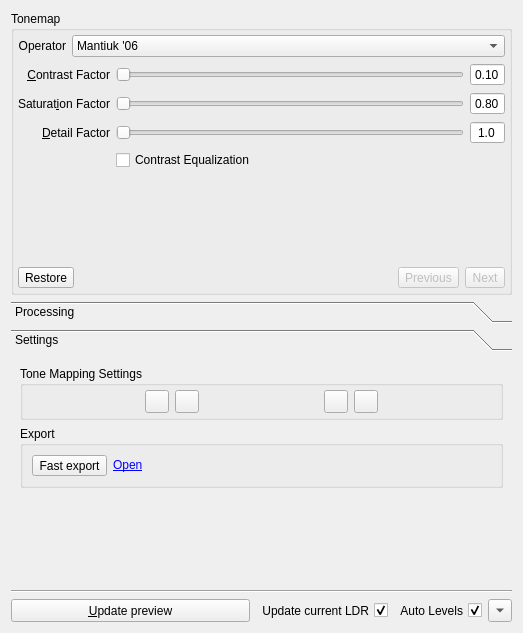
Old version of the form src/TonemappingPanel/TonemappingPanel.ui in the repository LuminanceHDR/LuminanceHDR.
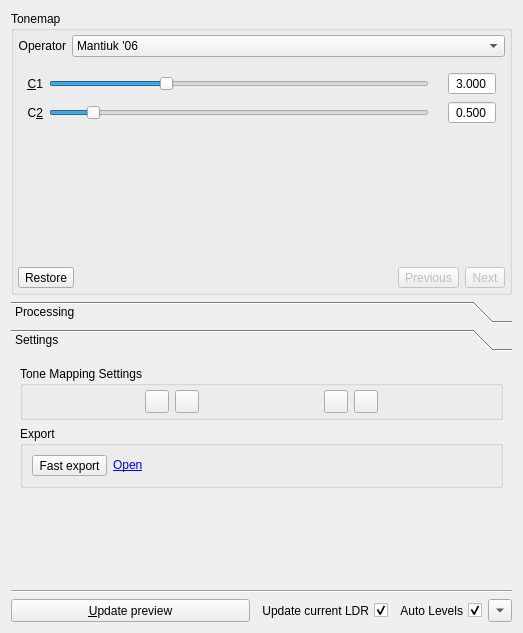
New version of the form. The open tabs and pages were chosen to show the change. Icons and pictures are not drawn.

Commit message: [TonemappingOperators]: add new tmo kimkautz

```diff
--- a/src/TonemappingPanel/TonemappingPanel.ui
+++ b/src/TonemappingPanel/TonemappingPanel.ui
@@ -3174,6 +3174,188 @@
           </item>
          </layout>
         </widget>
+        <widget class="QWidget" name="page_kimkautz">
+         <layout class="QGridLayout" name="gridLayout_32">
+          <item row="0" column="0">
+           <widget class="QLabel" name="label_saturation_5">
+            <property name="sizePolicy">
+             <sizepolicy hsizetype="Minimum" vsizetype="Minimum">
+              <horstretch>0</horstretch>
+              <verstretch>0</verstretch>
+             </sizepolicy>
+            </property>
+            <property name="minimumSize">
+             <size>
+              <width>0</width>
+              <height>0</height>
+             </size>
+            </property>
+            <property name="maximumSize">
+             <size>
+              <width>16777215</width>
+              <height>16777215</height>
+             </size>
+            </property>
+            <property name="text">
+             <string>&amp;C1</string>
+            </property>
+            <property name="alignment">
+             <set>Qt::AlignRight|Qt::AlignTrailing|Qt::AlignVCenter</set>
+            </property>
+            <property name="wordWrap">
+             <bool>true</bool>
+            </property>
+            <property name="buddy">
+             <cstring>chromaticAdaptSlider</cstring>
+            </property>
+           </widget>
+          </item>
+          <item row="0" column="1">
+           <widget class="QSlider" name="kimkautzC1Slider">
+            <property name="sizePolicy">
+             <sizepolicy hsizetype="MinimumExpanding" vsizetype="Minimum">
+              <horstretch>0</horstretch>
+              <verstretch>0</verstretch>
+             </sizepolicy>
+            </property>
+            <property name="cursor">
+             <cursorShape>PointingHandCursor</cursorShape>
+            </property>
+            <property name="maximum">
+             <number>10000</number>
+            </property>
+            <property name="value">
+             <number>3000</number>
+            </property>
+            <property name="orientation">
+             <enum>Qt::Horizontal</enum>
+            </property>
+           </widget>
+          </item>
+          <item row="0" column="3">
+           <widget class="QDoubleSpinBox" name="kimkautzC1Dsb">
+            <property name="alignment">
+             <set>Qt::AlignCenter</set>
+            </property>
+            <property name="buttonSymbols">
+             <enum>QAbstractSpinBox::NoButtons</enum>
+            </property>
+            <property name="decimals">
+             <number>3</number>
+            </property>
+            <property name="minimum">
+             <double>0.001000000000000</double>
+            </property>
+            <property name="maximum">
+             <double>10.000000000000000</double>
+            </property>
+            <property name="singleStep">
+             <double>0.100000000000000</double>
+            </property>
+            <property name="value">
+             <double>3.000000000000000</double>
+            </property>
+           </widget>
+          </item>
+          <item row="1" column="0">
+           <widget class="QLabel" name="label_saturation_6">
+            <property name="sizePolicy">
+             <sizepolicy hsizetype="Minimum" vsizetype="Minimum">
+              <horstretch>0</horstretch>
+              <verstretch>0</verstretch>
+             </sizepolicy>
+            </property>
+            <property name="minimumSize">
+             <size>
+              <width>0</width>
+              <height>0</height>
+             </size>
+            </property>
+            <property name="maximumSize">
+             <size>
+              <width>16777215</width>
+              <height>16777215</height>
+             </size>
+            </property>
+            <property name="text">
+             <string>C&amp;2</string>
+            </property>
+            <property name="alignment">
+             <set>Qt::AlignRight|Qt::AlignTrailing|Qt::AlignVCenter</set>
+            </property>
+            <property name="wordWrap">
+             <bool>true</bool>
+            </property>
+            <property name="buddy">
+             <cstring>chromaticAdaptSlider</cstring>
+            </property>
+           </widget>
+          </item>
+          <item row="1" column="1">
+           <widget class="QSlider" name="kimkautzC2Slider">
+            <property name="sizePolicy">
+             <sizepolicy hsizetype="MinimumExpanding" vsizetype="Minimum">
+              <horstretch>0</horstretch>
+              <verstretch>0</verstretch>
+             </sizepolicy>
+            </property>
+            <property name="cursor">
+             <cursorShape>PointingHandCursor</cursorShape>
+            </property>
+            <property name="maximum">
+             <number>5000</number>
+            </property>
+            <property name="value">
+             <number>500</number>
+            </property>
+            <property name="orientation">
+             <enum>Qt::Horizontal</enum>
+            </property>
+           </widget>
+          </item>
+          <item row="1" column="3">
+           <widget class="QDoubleSpinBox" name="kimkautzC2Dsb">
+            <property name="alignment">
+             <set>Qt::AlignCenter</set>
+            </property>
+            <property name="buttonSymbols">
+             <enum>QAbstractSpinBox::NoButtons</enum>
+            </property>
+            <property name="decimals">
+             <number>3</number>
+            </property>
+            <property name="minimum">
+             <double>0.001000000000000</double>
+            </property>
+            <property name="maximum">
+             <double>5.000000000000000</double>
+            </property>
+            <property name="singleStep">
+             <double>0.100000000000000</double>
+            </property>
+            <property name="value">
+             <double>0.500000000000000</double>
+            </property>
+           </widget>
+          </item>
+          <item row="2" column="2">
+           <spacer name="verticalSpacer_15">
+            <property name="orientation">
+             <enum>Qt::Vertical</enum>
+            </property>
+            <property name="sizeType">
+             <enum>QSizePolicy::MinimumExpanding</enum>
+            </property>
+            <property name="sizeHint" stdset="0">
+             <size>
+              <width>13</width>
+              <height>39</height>
+             </size>
+            </property>
+           </spacer>
+          </item>
+         </layout>
+        </widget>
        </widget>
       </item>
       <item>
```
Left out of the diff: 57 changed lines with no effect on the pictures. The commit also changes 17 other files.
